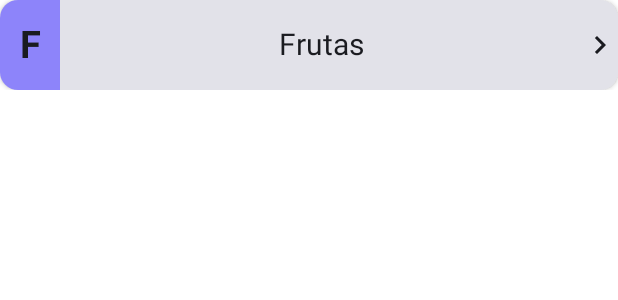
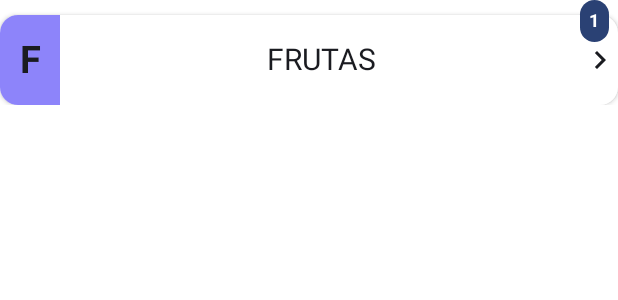
Before and after one commit to paulosoujava/stock, an Android app built with Jetpack Compose: the @Preview function Show, on a phone screen of 412 x 824 dp. Shown: the top 300 px of the screen. Run offline under Robolectric (Android 15) with nearby library versions, the phone set to English and light mode, and no system bars; libraries missing offline, so code that uses them is left out: androidx.hilt.lifecycle.

Commit message:
ajustes no count da categoria, para exibir a qtd de produtos

```diff
--- a/app/src/main/java/com/meu/stock/contracts/IProductRepository.kt
+++ b/app/src/main/java/com/meu/stock/contracts/IProductRepository.kt
@@ -13,4 +13,6 @@ interface IProductRepository {
     fun getLowStockProducts(): Flow<List<Product>>
     suspend fun updateStockQuantity(productId: Long, newStockQuantity: Int)
     fun getAllProducts(): Flow<List<Product>>
+
+
 }
--- a/app/src/main/java/com/meu/stock/data/category/CategoryDao.kt
+++ b/app/src/main/java/com/meu/stock/data/category/CategoryDao.kt
@@ -28,7 +28,7 @@ interface CategoryDao {
     fun getCategoryById(categoryId: Long): Flow<CategoryEntity?>
 
     @Query("SELECT * FROM categories ORDER BY name ASC")
-    fun getAll(): Flow<List<Category>>
+    fun getAll(): Flow<List<CategoryEntity>>
 
     @Query("SELECT COUNT(id) FROM categories")
     fun getCategoryCount(): Flow<Int>
--- a/app/src/main/java/com/meu/stock/model/Category.kt
+++ b/app/src/main/java/com/meu/stock/model/Category.kt
@@ -6,5 +6,6 @@ package com.meu.stock.model
 data class Category(
     var id: String?,
     val name: String,
-    val description: String
+    val description: String,
+    val productCount: Int = 0
 )
--- /dev/null
+++ b/app/src/main/java/com/meu/stock/views/ui/components/CountBadge.kt
@@ -0,0 +1,70 @@
+package com.meu.stock.views.ui.components
+
+import androidx.compose.foundation.background
+import androidx.compose.foundation.layout.Arrangement
+import androidx.compose.foundation.layout.Box
+import androidx.compose.foundation.layout.Row
+import androidx.compose.foundation.layout.padding
+import androidx.compose.foundation.shape.CircleShape
+import androidx.compose.material3.MaterialTheme
+import androidx.compose.material3.Text
+import androidx.compose.runtime.Composable
+import androidx.compose.ui.Alignment
+import androidx.compose.ui.Modifier
+import androidx.compose.ui.text.font.FontWeight
+import androidx.compose.ui.text.style.TextAlign
+import androidx.compose.ui.tooling.preview.Preview
+import androidx.compose.ui.unit.dp
+import androidx.compose.ui.unit.sp
+import com.meu.stock.ui.theme.StockTheme
+
+/**
+ * Um Composable que exibe uma contagem numérica dentro de um círculo (badge).
+ * Se a contagem exceder 99, ele mostrará "+99".
+ *
+ * @param count O número a ser exibido.
+ * @param modifier O modificador a ser aplicado ao componente.
+ */
+@Composable
+fun CountBadge(
+    count: Int,
+    modifier: Modifier = Modifier
+) {
+    // Determina o texto a ser exibido com base na contagem
+    val displayText = if (count > 99) "+99" else count.toString()
+
+    Box(
+        contentAlignment = Alignment.Center,
+        modifier = modifier
+            .background(
+                color = MaterialTheme.colorScheme.primary, // Cor de fundo do círculo
+                shape = CircleShape
+            )
+            .padding(horizontal = 6.dp, vertical = 2.dp) // Padding para ajustar o tamanho
+    ) {
+        Text(
+            text = displayText,
+            color = MaterialTheme.colorScheme.onPrimary, // Cor do texto
+            textAlign = TextAlign.Center,
+            fontSize = 12.sp,
+            fontWeight = FontWeight.Bold
+        )
+    }
+}
+
+@Preview(showBackground = true)
+@Composable
+private fun CountBadgePreview() {
+    StockTheme {
+        Row(
+            modifier = Modifier.padding(16.dp),
+            horizontalArrangement = Arrangement.spacedBy(16.dp),
+            verticalAlignment = Alignment.CenterVertically
+        ) {
+            Text("Exemplos:")
+            CountBadge(count = 7)
+            CountBadge(count = 99)
+            CountBadge(count = 150)
+        }
+    }
+}
--- a/app/src/main/java/com/meu/stock/views/ui/screens/products/product/listCategories/ListCategoriesScreen.kt
+++ b/app/src/main/java/com/meu/stock/views/ui/screens/products/product/listCategories/ListCategoriesScreen.kt
@@ -20,6 +20,7 @@ import androidx.compose.runtime.getValue
 import androidx.compose.runtime.remember
 import androidx.compose.ui.Alignment
 import androidx.compose.ui.Modifier
+import androidx.compose.ui.graphics.Color
 import androidx.compose.ui.text.font.FontWeight
 import androidx.compose.ui.text.style.TextAlign
 import androidx.compose.ui.tooling.preview.Preview
@@ -30,6 +31,7 @@ import androidx.hilt.lifecycle.viewmodel.compose.hiltViewModel
 import androidx.navigation.NavController
 import com.meu.stock.model.Category
 import com.meu.stock.ui.theme.StockTheme
+import com.meu.stock.views.ui.components.CountBadge
 import com.meu.stock.views.ui.components.DefaultTabBar
 import com.meu.stock.views.ui.routes.AppRoutes
 import com.meu.stock.views.ui.utils.generateRandomPastelColor
@@ -99,6 +101,7 @@ private fun Show() {
                 id = "",
                 name = "Frutas",
                 description = "Frutas",
+                productCount = 1
 
             ),
             onClick = {})
@@ -111,12 +114,20 @@ private fun CategoryListItem(
     onClick: () -> Unit
 ) {
     val randomColor = remember(category.id) { generateRandomPastelColor() }
+
+    Box{
         Card(
             modifier = Modifier
+                .padding(top = 10.dp)
                 .fillMaxWidth()
                 .clickable(onClick = onClick),
-        elevation = CardDefaults.cardElevation(2.dp)
-    ) {
+            elevation = CardDefaults.cardElevation(2.dp),
+            colors = CardDefaults.cardColors(
+                containerColor = Color.White
+            ),
+
+        )
+        {
             Row(
                 modifier = Modifier
                     .height(60.dp)
@@ -135,19 +146,33 @@ private fun CategoryListItem(
 
                     ){
                     Text(
-                    text = category.name.firstOrNull()?.toString() ?: "",
+                        text = category.name.firstOrNull()?.toString()?.uppercase() ?: "",
                         fontSize = 25.sp,
                         fontWeight = FontWeight.Bold
                     )
                 }
                 Text(
-                text = category.name,
+                        text = category.name.uppercase(),
                         style = MaterialTheme.typography.titleLarge,
                         fontSize = 20.sp,
                     )
+
                 Icon(Icons.AutoMirrored.Filled.KeyboardArrowRight, contentDescription = "Ver detalhes")
             }
         }
+        Row(
+            modifier = Modifier
+                .padding(end = 6.dp)
+                .align(Alignment.TopEnd)
+
+        ) {
+            if (category.productCount > 0) {
+                CountBadge(count = category.productCount)
+            }
+        }
+
+    }
+
 }
 
 @Composable
--- a/app/src/main/java/com/meu/stock/views/ui/screens/products/product/listCategories/ListCategoriesState.kt
+++ b/app/src/main/java/com/meu/stock/views/ui/screens/products/product/listCategories/ListCategoriesState.kt
@@ -5,5 +5,6 @@ import com.meu.stock.model.Product
 
 data class ListCategoriesState(
     val categories: List<Category> = emptyList(),
-    val isLoading: Boolean = true
+    val isLoading: Boolean = true,
+    val productCount: Int = 0
 )
```
Also changed, not shown: app/src/main/java/com/meu/stock/views/ui/screens/products/product/listCategories/ListCategoriesViewModel.kt (+30 -6 lines). Lines whose indentation alone changed are shown as unchanged.
